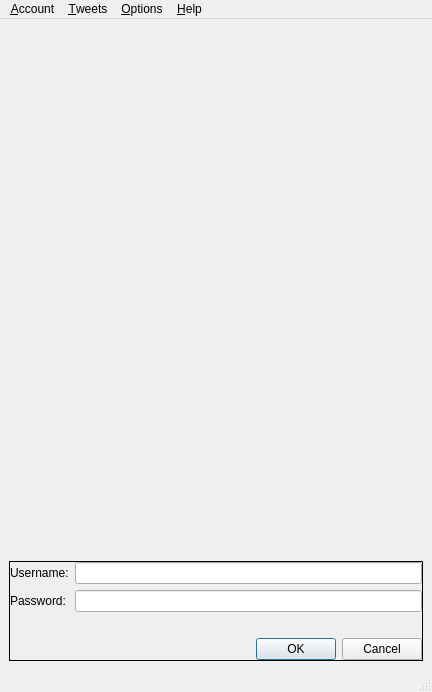
The window that forms/mainwindowform.ui (minimoog/qtwitdget) describes before a commit, drawn with Qt 5.
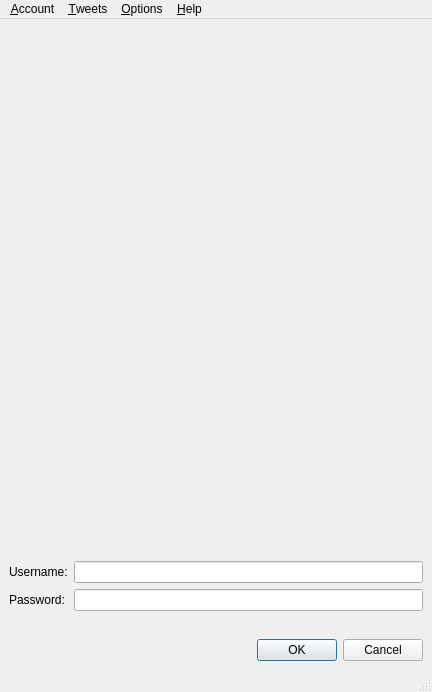
The same window after the commit. Custom widgets are drawn as their Qt base class.

Commit message: Removed frame from stacked widget.

Patch:
```diff
--- a/forms/mainwindowform.ui
+++ b/forms/mainwindowform.ui
@@ -43,7 +43,7 @@
        </size>
       </property>
       <property name="frameShape">
-       <enum>QFrame::Box</enum>
+       <enum>QFrame::NoFrame</enum>
       </property>
       <property name="currentIndex">
        <number>1</number>
```
